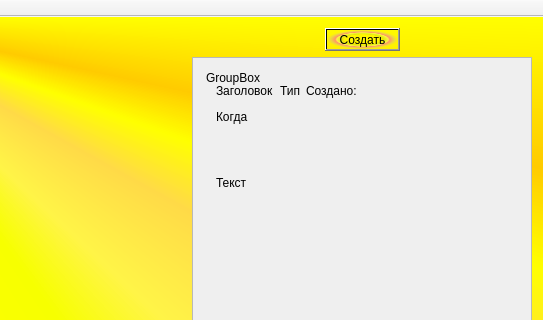
Old version of the form MattyNotes/mattynotes.ui in the repository MattyMatiss/MattyNotesOld; both pictures show x 159 to 702 and y 0 to 320 of the 702 by 534 pixel window.
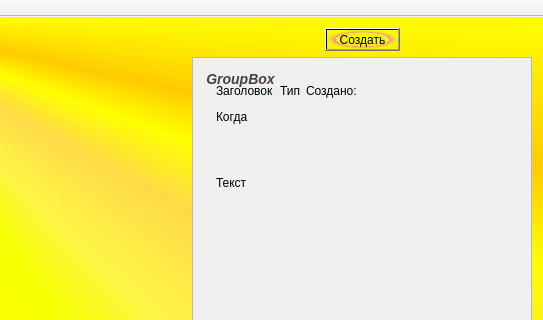
New version of the form. Icons and pictures are not drawn.

Diff of the .ui file:
```diff
--- a/MattyNotes/mattynotes.ui
+++ b/MattyNotes/mattynotes.ui
@@ -108,7 +108,12 @@
 background-position: bottom right;
 background-size: 10px; 
 border: 1px solid transparent;
-border-radius: 10px;}</string>
+border-radius: 10px;
+font-weight: bold;
+font-size: 14px;
+font-style: italic;
+color: #4d3f3d;
+}</string>
                 </property>
                 <property name="title">
                  <string>GroupBox</string>
```
